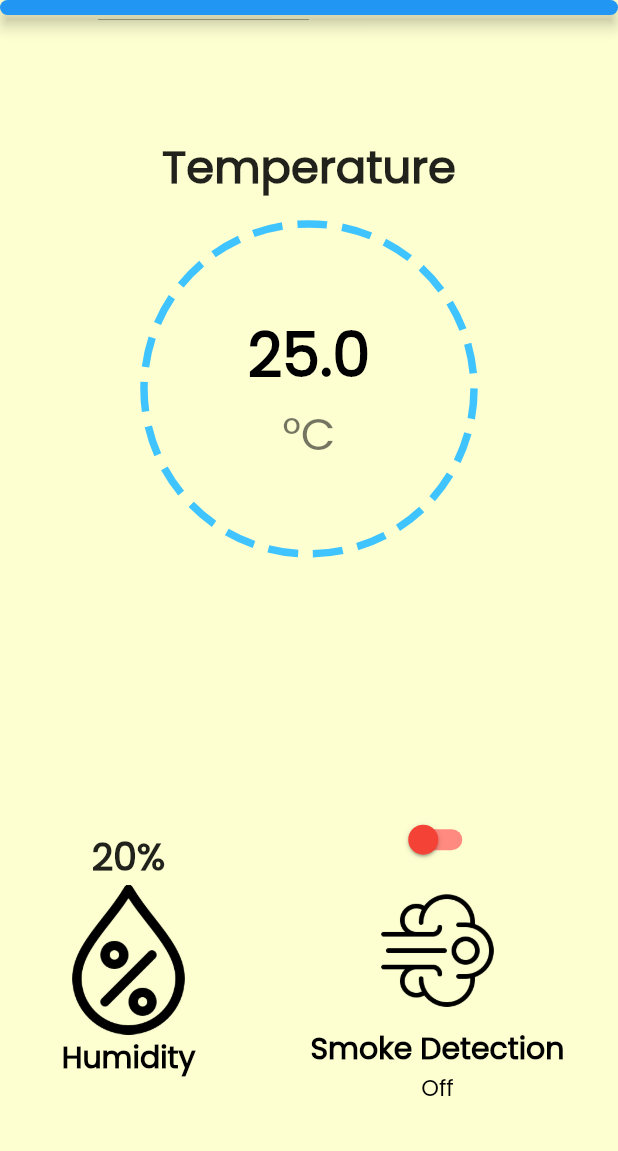
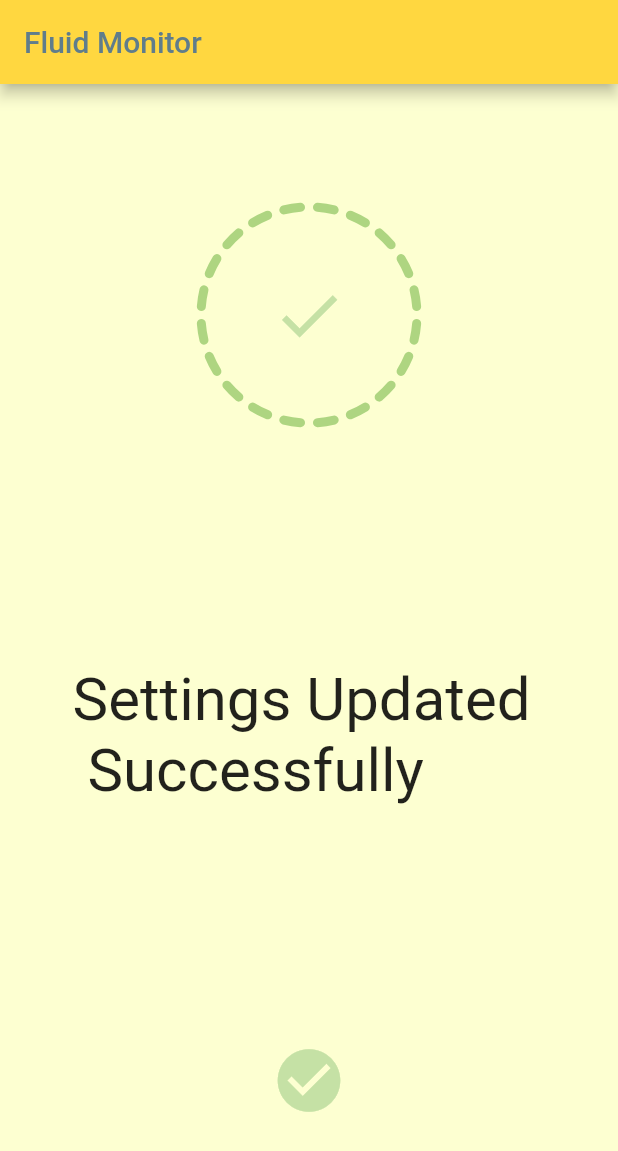
Before and after one commit to Akhash16/Foka-flutter-app, a Flutter app: the screen it shows after launch, on a phone screen of 412 x 824 dp. Shown: the top 1151 px of the screen. Run offline on Flutter 3.47's test engine with Material 2 defaults, Android fonts, the phone set to English and light mode, and no system bars; drawn by our look-alikes of dotted_border, step_progress_indicator; our stand-ins replace animated_text_kit, firebase_auth, firebase_core, font_awesome_flutter; accounts and stored records are empty.

Commit message:
made changes and added pages

```diff
--- a/lib/main.dart
+++ b/lib/main.dart
@@ -1,6 +1,9 @@
 import 'package:flutter/material.dart';
 import 'package:foka_mobile_app/screens/battery_monitor.dart';
+import 'package:foka_mobile_app/screens/fluid_monitor.dart';
 import 'package:foka_mobile_app/screens/license_agreement.dart';
+import 'package:foka_mobile_app/screens/security_monitor.dart';
+import 'package:foka_mobile_app/screens/setting_changed_successfully.dart';
 import 'package:foka_mobile_app/screens/ths_monitor_screen.dart';
 import 'screens/home_screen.dart';
 import 'screens/registration_screen.dart';
@@ -24,7 +27,7 @@ class MyApp extends StatelessWidget {
         primarySwatch: Colors.blue,
       ),
       // initialRoute: WelcomeScreen.id,
-      initialRoute: THSMonitor.id,
+      initialRoute: SettingsSavedSuccessfully.id,
       routes: {
         SplashScreen.id: (context) => SplashScreen(),
         LoginScreen.id: (context) => LoginScreen(),
@@ -33,8 +36,9 @@ class MyApp extends StatelessWidget {
         THSMonitor.id: (context) => THSMonitor(),
         LicenseAgreement.id: (context) => LicenseAgreement(),
         BatteryMonitor.id: (context) => BatteryMonitor(),
-        // PeopleScreen.id: (context) => PeopleScreen(),
-        // PersonalChatScreen.id: (context) => PersonalChatScreen(),
+        SecurityMonitor.id: (context) => SecurityMonitor(),
+        FluidMonitor.id: (context) => FluidMonitor(),
+        SettingsSavedSuccessfully.id: (context) => SettingsSavedSuccessfully(),
       },
     );
   }
--- /dev/null
+++ b/lib/screens/setting_changed_successfully.dart
@@ -0,0 +1,67 @@
+import 'package:flutter/material.dart';
+import 'package:step_progress_indicator/step_progress_indicator.dart';
+
+class SettingsSavedSuccessfully extends StatefulWidget {
+  // const SettingsSavedSuccessfully({Key key}) : super(key: key);
+
+  static const String id = 'settings_changed_successfully';
+
+  @override
+  _SettingsSavedSuccessfullyState createState() =>
+      _SettingsSavedSuccessfullyState();
+}
+
+class _SettingsSavedSuccessfullyState extends State<SettingsSavedSuccessfully> {
+  @override
+  Widget build(BuildContext context) {
+    return Scaffold(
+        appBar: AppBar(
+          title: Text(
+            'Fluid Monitor',
+            style: TextStyle(
+              color: Colors.blueGrey,
+            ),
+          ),
+          backgroundColor: Colors.amberAccent,
+        ),
+        backgroundColor: Color(0xFFFDFFD1),
+        body: Center(
+          child: Column(
+            mainAxisAlignment: MainAxisAlignment.spaceAround,
+            crossAxisAlignment: CrossAxisAlignment.center,
+            children: [
+              Stack(
+                alignment: AlignmentDirectional.center,
+                children: [
+                  CircularStepProgressIndicator(
+                    selectedColor: Colors.lightGreen.shade300,
+                    totalSteps: 20,
+                    currentStep: 20,
+                    width: 150,
+                    height: 150,
+                    roundedCap: (_, isSelected) => isSelected,
+                  ),
+                  Icon(
+                    Icons.check,
+                    color: Colors.lightGreen.shade200,
+                    size: 50.0,
+                  ),
+                ],
+              ),
+              Text(
+                'Settings Updated \n Successfully',
+                style: TextStyle(
+                  fontSize: 40.0,
+                ),
+              ),
+              Icon(
+                Icons.check_circle,
+                color: Colors.lightGreen.shade200,
+                size: 50.0,
+              ),
+            ],
+          ),
+        ));
+  }
+}
+// check circle
--- a/pubspec.yaml
+++ b/pubspec.yaml
@@ -34,6 +34,7 @@ dependencies:
   firebase_auth: ^3.1.1
   firebase_core: ^1.6.0
   font_awesome_flutter: ^9.1.0
+  step_progress_indicator: ^1.0.1
 
 
 
```
Also changed, not shown: lib/screens/battery_monitor.dart (+110 -77 lines), lib/screens/fluid_monitor.dart (added, +158 -0 lines), lib/screens/security_monitor.dart (added, +75 -0 lines), pubspec.lock.
